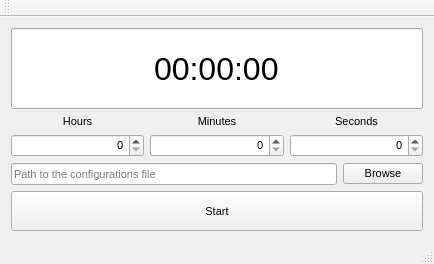
Qt form HostDirector.ui (DnJuses/Qt-easy-host-director) before a commit.
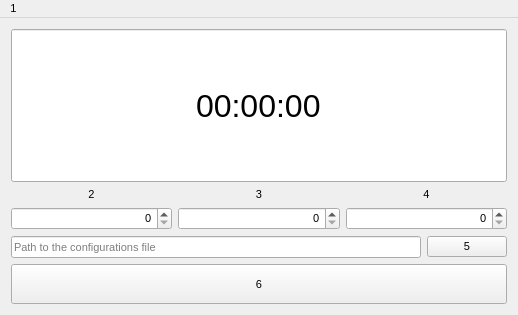
The same form after that commit. Custom widgets are drawn as their Qt base class.

Diff of the .ui file:
```diff
--- a/HostDirector.ui
+++ b/HostDirector.ui
@@ -6,8 +6,8 @@
    <rect>
     <x>0</x>
     <y>0</y>
-    <width>434</width>
-    <height>264</height>
+    <width>518</width>
+    <height>315</height>
    </rect>
   </property>
   <property name="sizePolicy">
@@ -28,6 +28,9 @@
    <string>HostDirector</string>
   </property>
   <widget class="QWidget" name="centralWidget">
+   <property name="enabled">
+    <bool>true</bool>
+   </property>
    <layout class="QVBoxLayout" name="verticalLayout">
     <item>
      <widget class="FontResizableLineEdit" name="lineEdit">
@@ -106,7 +109,7 @@
            <number>2</number>
           </property>
           <property name="text">
-           <string>Hours</string>
+           <string>2</string>
           </property>
           <property name="alignment">
            <set>Qt::AlignBottom|Qt::AlignHCenter</set>
@@ -154,7 +157,7 @@
            <number>2</number>
           </property>
           <property name="text">
-           <string>Minutes</string>
+           <string>3</string>
           </property>
           <property name="alignment">
            <set>Qt::AlignBottom|Qt::AlignHCenter</set>
@@ -202,7 +205,7 @@
            <number>2</number>
           </property>
           <property name="text">
-           <string>Seconds</string>
+           <string>4</string>
           </property>
           <property name="alignment">
            <set>Qt::AlignBottom|Qt::AlignHCenter</set>
@@ -247,7 +250,7 @@
       <item>
        <widget class="QPushButton" name="pushButton">
         <property name="text">
-         <string>Browse</string>
+         <string>5</string>
         </property>
        </widget>
       </item>
@@ -268,7 +271,7 @@
        </size>
       </property>
       <property name="text">
-       <string>Start</string>
+       <string>6</string>
       </property>
      </widget>
     </item>
@@ -279,20 +282,26 @@
     <rect>
      <x>0</x>
      <y>0</y>
-     <width>434</width>
-     <height>18</height>
+     <width>518</width>
+     <height>20</height>
     </rect>
    </property>
+   <widget class="QMenu" name="menu_settings">
+    <property name="title">
+     <string>1</string>
+    </property>
+    <addaction name="act_permchange"/>
+   </widget>
+   <addaction name="menu_settings"/>
   </widget>
-  <widget class="QToolBar" name="mainToolBar">
-   <attribute name="toolBarArea">
-    <enum>TopToolBarArea</enum>
-   </attribute>
-   <attribute name="toolBarBreak">
-    <bool>false</bool>
-   </attribute>
-  </widget>
-  <widget class="QStatusBar" name="statusBar"/>
+  <action name="act_permchange">
+   <property name="checkable">
+    <bool>true</bool>
+   </property>
+   <property name="text">
+    <string>7</string>
+   </property>
+  </action>
  </widget>
  <layoutdefault spacing="6" margin="11"/>
  <customwidgets>
```
Left out of the diff: 25 changed lines with no effect on the pictures.
